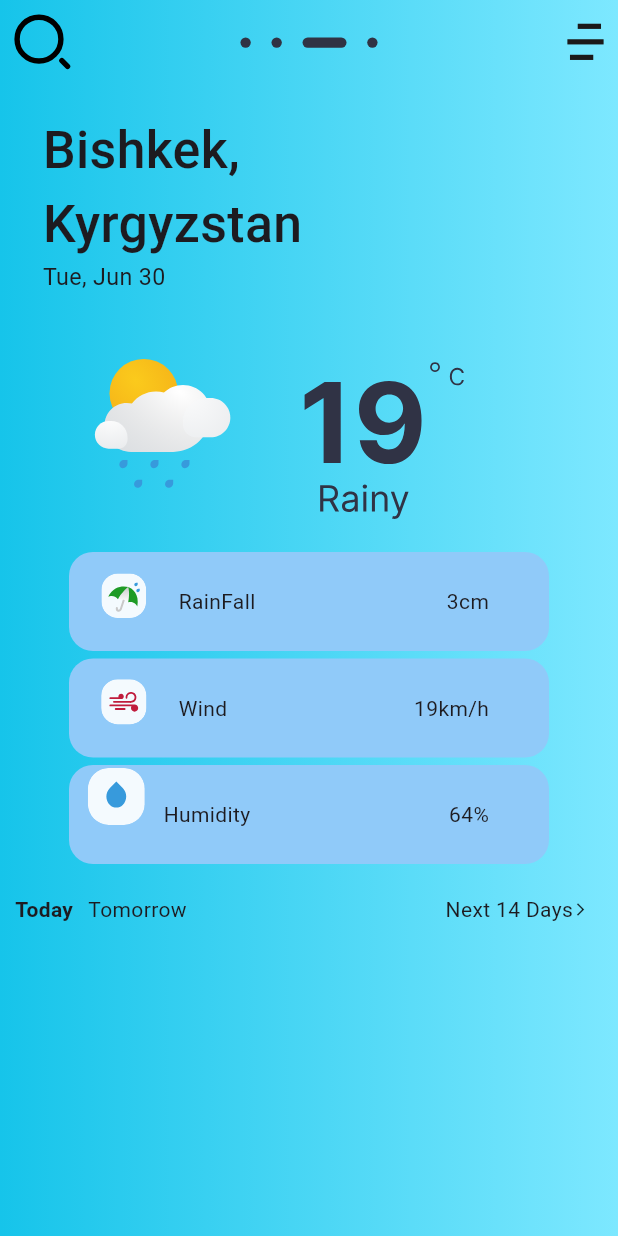
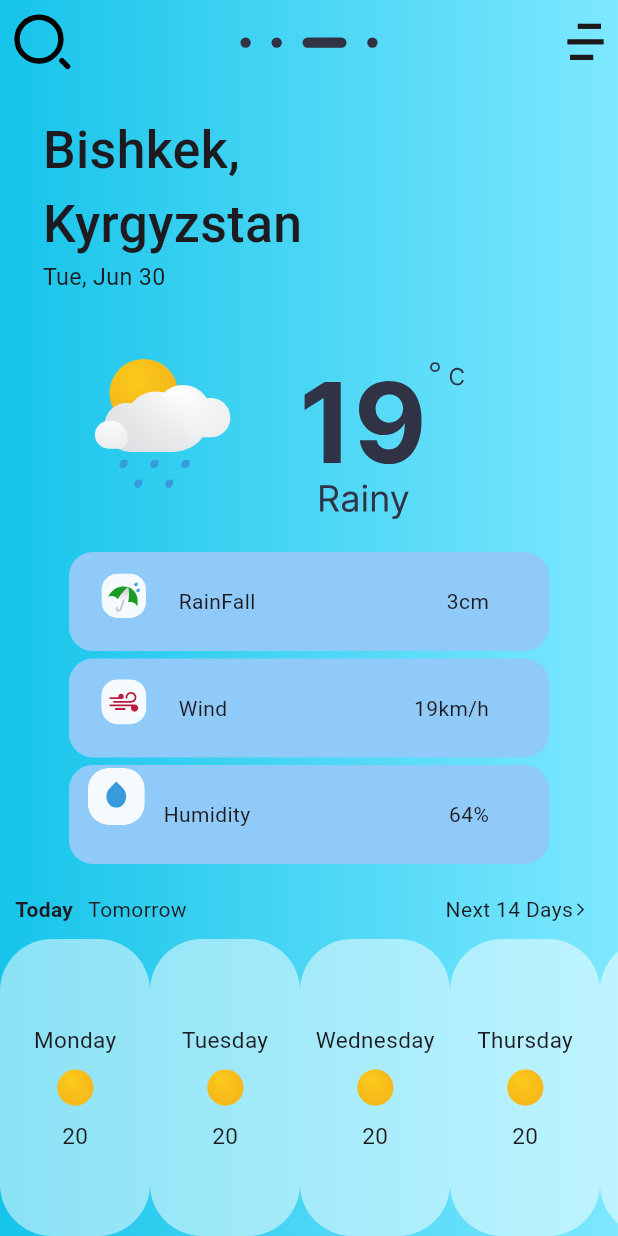
Before and after one commit to eraly94/weather_app_with_api, a Flutter app: the screen it shows after launch, on a phone screen of 412 x 824 dp. Run offline on Flutter 3.47's test engine with Material 3 defaults, Android fonts, the phone set to English and light mode, and no system bars; our stand-ins replace flutter_svg.

Commit message:
Week days added

```diff
--- /dev/null
+++ b/lib/constants/week_days_list.dart
@@ -0,0 +1,9 @@
+List<String> weekDaysList = [
+  "Monday",
+  "Tuesday",
+  "Wednesday",
+  "Thursday",
+  "Friday",
+  "Saturday",
+  "Sunday"
+];
--- a/lib/main_screen.dart
+++ b/lib/main_screen.dart
@@ -1,5 +1,8 @@
+import 'package:flutter/cupertino.dart';
 import 'package:flutter/material.dart';
+import 'package:flutter/widgets.dart';
 import 'package:flutter_svg/flutter_svg.dart';
+import 'package:weather_app_with_api/constants/week_days_list.dart';
 
 class MainScreen extends StatefulWidget {
   const MainScreen({super.key});
@@ -7,6 +10,16 @@ class MainScreen extends StatefulWidget {
   @override
   State<MainScreen> createState() => _MainScreenState();
 }
+
+List<String> weekDaysList = [
+  "Monday",
+  "Tuesday",
+  "Wednesday",
+  "Thursday",
+  "Friday",
+  "Saturday",
+  "Sunday"
+];
 
 class _MainScreenState extends State<MainScreen> {
   @override
@@ -44,10 +57,7 @@ class _MainScreenState extends State<MainScreen> {
           gradient: LinearGradient(
             begin: Alignment.centerRight,
             end: Alignment.centerLeft,
-            colors: [
-              Color(0xff7DE8FF),
-              Color(0xff16C4EA)
-            ], // Change these colors as needed
+            colors: [Color(0xff7DE8FF), Color(0xff16C4EA)],
           ),
         ),
         child: Column(
@@ -253,16 +263,47 @@ class _MainScreenState extends State<MainScreen> {
                 ],
               ),
             ),
-            // ListView.builder(
-            //     scrollDirection: Axis.horizontal,
-            //     itemCount: 16,
-            //     itemBuilder: (BuildContext context, int index) {
-            //       return Container(
-            //         child: Column(
-            //           children: [Text("data")],
-            //         ),
-            //       );
-            //     }),
+            SizedBox(
+              height: 10,
+            ),
+            Expanded(
+              child: ListView.builder(
+                scrollDirection: Axis.horizontal,
+                itemCount: weekDaysList.length,
+                itemBuilder: (BuildContext context, int index) {
+                  return Container(
+                    width: 100,
+                    decoration: BoxDecoration(
+                        color: Color(0xffffffff).withOpacity(0.5),
+                        borderRadius: BorderRadius.circular(34.5)),
+                    child: Padding(
+                      padding: const EdgeInsets.symmetric(
+                          vertical: 13.8, horizontal: 6.9),
+                      child: Column(
+                        mainAxisAlignment: MainAxisAlignment.center,
+                        children: [
+                          Text(
+                            weekDaysList[index].toString(),
+                            style: TextStyle(
+                              fontSize: 15,
+                            ),
+                          ),
+                          SvgPicture.asset(
+                            "assets/svg/sun.svg",
+                          ),
+                          Text(
+                            "20",
+                            style: TextStyle(
+                              fontSize: 15,
+                            ),
+                          ),
+                        ],
+                      ),
+                    ),
+                  );
+                },
+              ),
+            ),
           ],
         ),
       ),
```
Also changed, not shown: assets/svg/sun.svg (added), pubspec.lock.
